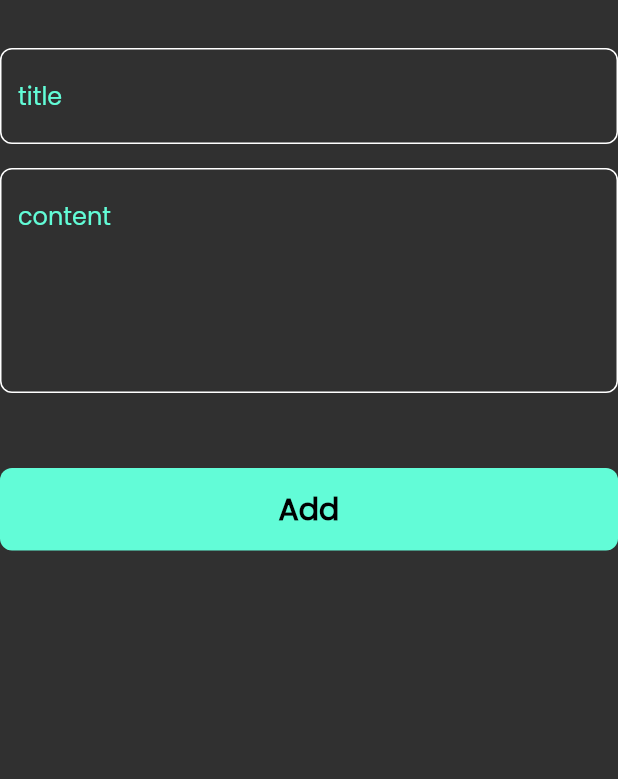
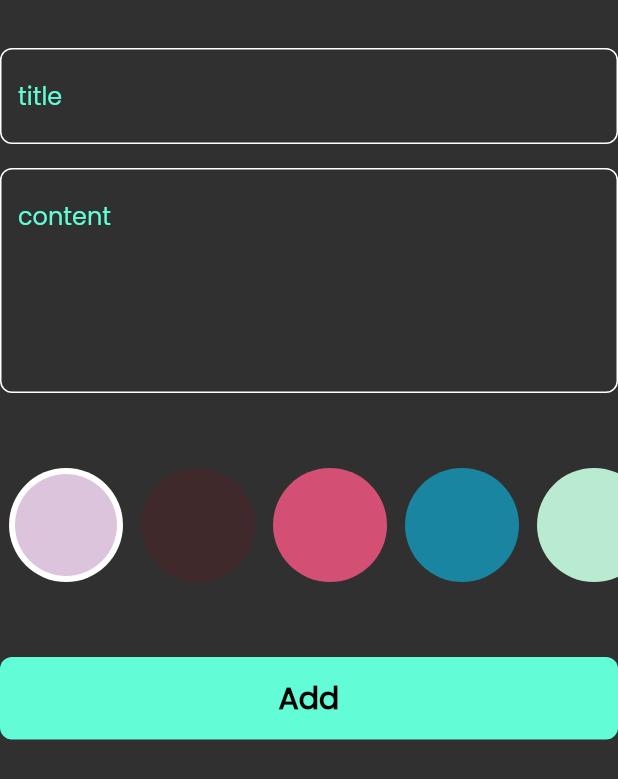
Before and after one commit to Keroloskhaled10/notes_app, a Flutter app: the AddNoteForm widget shown alone on an empty page, opened directly, on a phone screen of 412 x 824 dp. Shown: the top 779 px of the screen. Run offline on Flutter 3.47's test engine with Material 3 defaults, Android fonts, the phone set to English and light mode, and no system bars; our stand-ins replace bloc, flutter_bloc, font_awesome_flutter, hive, hive_flutter; accounts and stored records are empty.

Commit message:
colors list view

```diff
--- a/lib/views/widgets/add_note_form.dart
+++ b/lib/views/widgets/add_note_form.dart
@@ -3,6 +3,7 @@ import 'package:flutter_bloc/flutter_bloc.dart';
 import 'package:intl/intl.dart';
 import 'package:notes_app/cubits/Add%20_note_cubit/add_note_cubit.dart';
 import 'package:notes_app/models/note_model.dart';
+import 'colors_list_view.dart';
 import 'custom_button.dart';
 import 'custom_text_field.dart';
 
@@ -48,6 +49,10 @@ class _AddNoteFormState extends State<AddNoteForm> {
           const SizedBox(
             height: 50.0,
           ),
+          const ColorsListView(),
+          const SizedBox(
+            height: 50.0,
+          ),
           BlocBuilder<AddNoteCubit, AddNoteState>(
             builder: (context, state) {
               return CustomButton(
--- /dev/null
+++ b/lib/views/widgets/colors_list_view.dart
@@ -0,0 +1,63 @@
+import 'package:flutter/material.dart';
+
+class ColorItem extends StatelessWidget {
+  const ColorItem({super.key, required this.isActive, required this.color});
+  final bool isActive;
+  final Color color;
+  @override
+  Widget build(BuildContext context) {
+    return isActive
+        ? CircleAvatar(
+            radius: 38,
+            backgroundColor: Colors.white,
+            child: CircleAvatar(radius: 34, backgroundColor: color),
+          )
+        : CircleAvatar(
+            radius: 38,
+            backgroundColor: color,
+          );
+  }
+}
+
+class ColorsListView extends StatefulWidget {
+  const ColorsListView({super.key});
+
+  @override
+  State<ColorsListView> createState() => _ColorsListViewState();
+}
+
+class _ColorsListViewState extends State<ColorsListView> {
+  int currentIndex = 0;
+  List<Color> colors = [
+    const Color(0xffDDC4DD),
+    const Color(0xff3F292B),
+    const Color(0xffD34F73),
+    const Color(0xff1985A1),
+    const Color(0xffB8EBD0),
+  ];
+  @override
+  Widget build(BuildContext context) {
+    return SizedBox(
+      height: 38 * 2,
+      child: ListView.builder(
+        itemCount: colors.length,
+        scrollDirection: Axis.horizontal,
+        itemBuilder: (context, index) {
+          return Padding(
+            padding: const EdgeInsets.symmetric(horizontal: 6),
+            child: GestureDetector(
+              onTap: () {
+                currentIndex = index;
+                setState(() {});
+              },
+              child: ColorItem(
+                color: colors[index],
+                isActive: currentIndex == index,
+              ),
+            ),
+          );
+        },
+      ),
+    );
+  }
+}
--- a/lib/views/widgets/custom_text_field.dart
+++ b/lib/views/widgets/custom_text_field.dart
@@ -2,12 +2,13 @@ import 'package:flutter/material.dart';
 import 'package:notes_app/constants.dart';
 
 class CustomTextField extends StatelessWidget {
-  const CustomTextField(
-      {super.key,
-      required this.hintText,
-      this.maxLine = 1,
-      this.onSaved,
-      this.onChanged});
+  const CustomTextField({
+    super.key,
+    required this.hintText,
+    this.maxLine = 1,
+    this.onSaved,
+    this.onChanged,
+  });
   final String hintText;
   final int maxLine;
   final void Function(String?)? onSaved;
```
